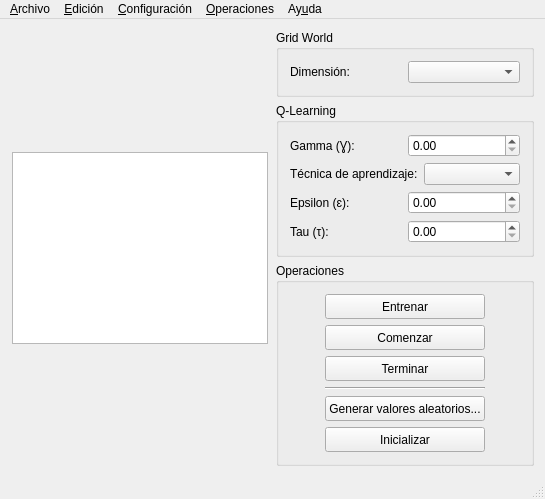
The window that gui/qt/IA2013TPIRLGUI/mainwindow.ui (ssebastianj/ia2013-tpi-rl) describes before a commit, drawn with Qt 5.
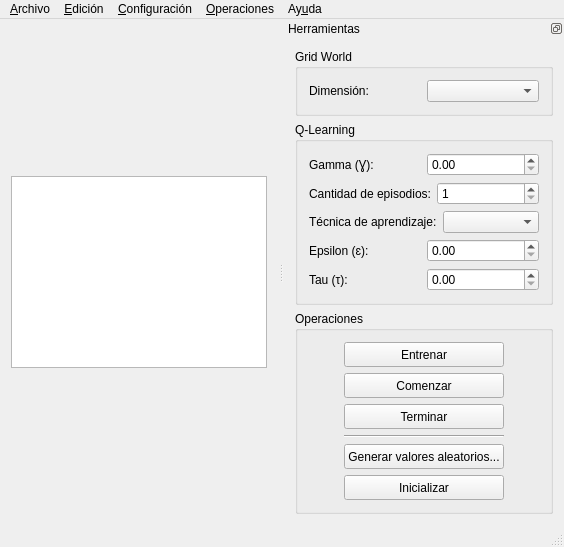
The same window after the commit.

Diff of the .ui file:
```diff
--- a/gui/qt/IA2013TPIRLGUI/mainwindow.ui
+++ b/gui/qt/IA2013TPIRLGUI/mainwindow.ui
@@ -7,273 +7,15 @@
    <rect>
     <x>0</x>
     <y>0</y>
-    <width>545</width>
-    <height>466</height>
+    <width>554</width>
+    <height>512</height>
    </rect>
   </property>
   <property name="windowTitle">
    <string>MainWindow</string>
   </property>
   <widget class="QWidget" name="centralWidget">
-   <layout class="QGridLayout" name="gridLayout_2">
-    <item row="0" column="3">
-     <layout class="QVBoxLayout" name="verticalLayout_3">
-      <item>
-       <widget class="QGroupBox" name="groupBox">
-        <property name="title">
-         <string>Grid World</string>
-        </property>
-        <layout class="QGridLayout" name="gridLayout">
-         <item row="0" column="0">
-          <layout class="QHBoxLayout" name="horizontalLayout">
-           <item>
-            <widget class="QLabel" name="label">
-             <property name="text">
-              <string>Dimensión:</string>
-             </property>
-             <property name="buddy">
-              <cstring>cbGWDimension</cstring>
-             </property>
-            </widget>
-           </item>
-           <item>
-            <widget class="QComboBox" name="cbGWDimension"/>
-           </item>
-          </layout>
-         </item>
-        </layout>
-       </widget>
-      </item>
-      <item>
-       <widget class="QGroupBox" name="groupBox_3">
-        <property name="title">
-         <string>Q-Learning</string>
-        </property>
-        <layout class="QVBoxLayout" name="verticalLayout">
-         <item>
-          <layout class="QHBoxLayout" name="grupoGamma">
-           <item>
-            <widget class="QLabel" name="lblGamma">
-             <property name="text">
-              <string>Gamma (Ɣ):</string>
-             </property>
-             <property name="buddy">
-              <cstring>sbQLGamma</cstring>
-             </property>
-            </widget>
-           </item>
-           <item>
-            <widget class="QDoubleSpinBox" name="sbQLGamma">
-             <property name="maximum">
-              <double>0.990000000000000</double>
-             </property>
-             <property name="singleStep">
-              <double>0.010000000000000</double>
-             </property>
-            </widget>
-           </item>
-          </layout>
-         </item>
-         <item>
-          <layout class="QHBoxLayout" name="grupoTecnica">
-           <item>
-            <widget class="QLabel" name="lblTecnica">
-             <property name="text">
-              <string>Técnica de aprendizaje:</string>
-             </property>
-             <property name="buddy">
-              <cstring>cbQLTecnicas</cstring>
-             </property>
-            </widget>
-           </item>
-           <item>
-            <widget class="QComboBox" name="cbQLTecnicas"/>
-           </item>
-          </layout>
-         </item>
-         <item>
-          <layout class="QHBoxLayout" name="grupoEpsilon">
-           <item>
-            <widget class="QLabel" name="lblEpsilon">
-             <property name="text">
-              <string>Epsilon (ɛ):</string>
-             </property>
-             <property name="buddy">
-              <cstring>sbQLEpsilon</cstring>
-             </property>
-            </widget>
-           </item>
-           <item>
-            <widget class="QDoubleSpinBox" name="sbQLEpsilon">
-             <property name="maximum">
-              <double>0.990000000000000</double>
-             </property>
-             <property name="singleStep">
-              <double>0.010000000000000</double>
-             </property>
-            </widget>
-           </item>
-          </layout>
-         </item>
-         <item>
-          <layout class="QHBoxLayout" name="grupoTau">
-           <item>
-            <widget class="QLabel" name="lblTau">
-             <property name="text">
-              <string>Tau (τ):</string>
-             </property>
-             <property name="buddy">
-              <cstring>sbQLTau</cstring>
-             </property>
-            </widget>
-           </item>
-           <item>
-            <widget class="QDoubleSpinBox" name="sbQLTau">
-             <property name="maximum">
-              <double>0.990000000000000</double>
-             </property>
-             <property name="singleStep">
-              <double>0.010000000000000</double>
-             </property>
-            </widget>
-           </item>
-          </layout>
-         </item>
-        </layout>
-       </widget>
-      </item>
-      <item>
-       <layout class="QVBoxLayout" name="verticalLayout_2">
-        <item>
-         <widget class="QGroupBox" name="groupBox_2">
-          <property name="title">
-           <string>Operaciones</string>
-          </property>
-          <layout class="QGridLayout" name="gridLayout_3">
-           <item row="6" column="1">
-            <widget class="QPushButton" name="btnGenValAleatorios">
-             <property name="minimumSize">
-              <size>
-               <width>0</width>
-               <height>25</height>
-              </size>
-             </property>
-             <property name="text">
-              <string>Generar valores aleatorios...</string>
-             </property>
-            </widget>
-           </item>
-           <item row="2" column="1">
-            <widget class="QPushButton" name="btnEntrenar">
-             <property name="minimumSize">
-              <size>
-               <width>0</width>
-               <height>25</height>
-              </size>
-             </property>
-             <property name="text">
-              <string>Entrenar</string>
-             </property>
-            </widget>
-           </item>
-           <item row="3" column="1">
-            <widget class="QPushButton" name="btnComenzarProceso">
-             <property name="minimumSize">
-              <size>
-               <width>0</width>
-               <height>25</height>
-              </size>
-             </property>
-             <property name="text">
-              <string>Comenzar</string>
-             </property>
-            </widget>
-           </item>
-           <item row="4" column="1">
-            <widget class="QPushButton" name="btnTerminarProceso">
-             <property name="minimumSize">
-              <size>
-               <width>0</width>
-               <height>25</height>
-              </size>
-             </property>
-             <property name="text">
-              <string>Terminar</string>
-             </property>
-            </widget>
-           </item>
-           <item row="3" column="0">
-            <spacer name="horizontalSpacer_3">
-             <property name="orientation">
-              <enum>Qt::Horizontal</enum>
-             </property>
-             <property name="sizeType">
-              <enum>QSizePolicy::Fixed</enum>
-             </property>
-             <property name="sizeHint" stdset="0">
-              <size>
-               <width>35</width>
-               <height>20</height>
-              </size>
-             </property>
-            </spacer>
-           </item>
-           <item row="5" column="1">
-            <widget class="Line" name="line">
-             <property name="orientation">
-              <enum>Qt::Horizontal</enum>
-             </property>
-            </widget>
-           </item>
-           <item row="7" column="1">
-            <widget class="QPushButton" name="btnInicializar">
-             <property name="minimumSize">
-              <size>
-               <width>0</width>
-               <height>25</height>
-              </size>
-             </property>
-             <property name="text">
-              <string>Inicializar</string>
-             </property>
-            </widget>
-           </item>
-           <item row="3" column="2">
-            <spacer name="horizontalSpacer_4">
-             <property name="orientation">
-              <enum>Qt::Horizontal</enum>
-             </property>
-             <property name="sizeType">
-              <enum>QSizePolicy::Fixed</enum>
-             </property>
-             <property name="sizeHint" stdset="0">
-              <size>
-               <width>35</width>
-               <height>20</height>
-              </size>
-             </property>
-            </spacer>
-           </item>
-          </layout>
-         </widget>
-        </item>
-       </layout>
-      </item>
-      <item>
-       <spacer name="verticalSpacer_2">
-        <property name="orientation">
-         <enum>Qt::Vertical</enum>
-        </property>
-        <property name="sizeHint" stdset="0">
-         <size>
-          <width>20</width>
-          <height>40</height>
-         </size>
-        </property>
-       </spacer>
-      </item>
-     </layout>
-    </item>
+   <layout class="QGridLayout" name="gridLayout_4">
     <item row="0" column="0">
      <spacer name="horizontalSpacer">
       <property name="orientation">
@@ -287,19 +29,6 @@
       </property>
      </spacer>
     </item>
-    <item row="0" column="2">
-     <spacer name="horizontalSpacer_2">
-      <property name="orientation">
-       <enum>Qt::Horizontal</enum>
-      </property>
-      <property name="sizeHint" stdset="0">
-       <size>
-        <width>40</width>
-        <height>20</height>
-       </size>
-      </property>
-     </spacer>
-    </item>
     <item row="0" column="1">
      <widget class="QTableWidget" name="tblGridWorld">
       <property name="sizePolicy">
@@ -337,6 +66,19 @@
       </property>
      </widget>
     </item>
+    <item row="0" column="2">
+     <spacer name="horizontalSpacer_2">
+      <property name="orientation">
+       <enum>Qt::Horizontal</enum>
+      </property>
+      <property name="sizeHint" stdset="0">
+       <size>
+        <width>40</width>
+        <height>20</height>
+       </size>
+      </property>
+     </spacer>
+    </item>
    </layout>
   </widget>
   <widget class="QMenuBar" name="menuBar">
@@ -344,7 +86,7 @@
     <rect>
      <x>0</x>
      <y>0</y>
-     <width>545</width>
+     <width>554</width>
      <height>21</height>
     </rect>
    </property>
@@ -404,6 +146,295 @@
    <addaction name="menuAyuda"/>
   </widget>
   <widget class="QStatusBar" name="statusBar"/>
+  <widget class="QDockWidget" name="dockWidget">
+   <property name="features">
+    <set>QDockWidget::DockWidgetFloatable|QDockWidget::DockWidgetMovable</set>
+   </property>
+   <property name="allowedAreas">
+    <set>Qt::LeftDockWidgetArea|Qt::RightDockWidgetArea</set>
+   </property>
+   <property name="windowTitle">
+    <string>Herramientas</string>
+   </property>
+   <attribute name="dockWidgetArea">
+    <number>2</number>
+   </attribute>
+   <widget class="QWidget" name="dockWidgetContents">
+    <layout class="QGridLayout" name="gridLayout_2">
+     <item row="0" column="0">
+      <widget class="QGroupBox" name="groupBox">
+       <property name="title">
+        <string>Grid World</string>
+       </property>
+       <layout class="QGridLayout" name="gridLayout">
+        <item row="0" column="0">
+         <layout class="QHBoxLayout" name="horizontalLayout">
+          <item>
+           <widget class="QLabel" name="label">
+            <property name="text">
+             <string>Dimensión:</string>
+            </property>
+            <property name="buddy">
+             <cstring>cbGWDimension</cstring>
+            </property>
+           </widget>
+          </item>
+          <item>
+           <widget class="QComboBox" name="cbGWDimension"/>
+          </item>
+         </layout>
+        </item>
+       </layout>
+      </widget>
+     </item>
+     <item row="2" column="0">
+      <widget class="QGroupBox" name="groupBox_2">
+       <property name="title">
+        <string>Operaciones</string>
+       </property>
+       <layout class="QGridLayout" name="gridLayout_3">
+        <item row="6" column="1">
+         <widget class="QPushButton" name="btnGenValAleatorios">
+          <property name="minimumSize">
+           <size>
+            <width>0</width>
+            <height>25</height>
+           </size>
+          </property>
+          <property name="text">
+           <string>Generar valores aleatorios...</string>
+          </property>
+         </widget>
+        </item>
+        <item row="2" column="1">
+         <widget class="QPushButton" name="btnEntrenar">
+          <property name="minimumSize">
+           <size>
+            <width>0</width>
+            <height>25</height>
+           </size>
+          </property>
+          <property name="text">
+           <string>Entrenar</string>
+          </property>
+         </widget>
+        </item>
+        <item row="3" column="1">
+         <widget class="QPushButton" name="btnComenzarProceso">
+          <property name="minimumSize">
+           <size>
+            <width>0</width>
+            <height>25</height>
+           </size>
+          </property>
+          <property name="text">
+           <string>Comenzar</string>
+          </property>
+         </widget>
+        </item>
+        <item row="4" column="1">
+         <widget class="QPushButton" name="btnTerminarProceso">
+          <property name="minimumSize">
+           <size>
+            <width>0</width>
+            <height>25</height>
+           </size>
+          </property>
+          <property name="text">
+           <string>Terminar</string>
+          </property>
+         </widget>
+        </item>
+        <item row="3" column="0">
+         <spacer name="horizontalSpacer_3">
+          <property name="orientation">
+           <enum>Qt::Horizontal</enum>
+          </property>
+          <property name="sizeType">
+           <enum>QSizePolicy::Fixed</enum>
+          </property>
+          <property name="sizeHint" stdset="0">
+           <size>
+            <width>35</width>
+            <height>20</height>
+           </size>
+          </property>
+         </spacer>
+        </item>
+        <item row="5" column="1">
+         <widget class="Line" name="line">
+          <property name="orientation">
+           <enum>Qt::Horizontal</enum>
+          </property>
+         </widget>
+        </item>
+        <item row="7" column="1">
+         <widget class="QPushButton" name="btnInicializar">
+          <property name="minimumSize">
+           <size>
+            <width>0</width>
+            <height>25</height>
+           </size>
+          </property>
+          <property name="text">
+           <string>Inicializar</string>
+          </property>
+         </widget>
+        </item>
+        <item row="3" column="2">
+         <spacer name="horizontalSpacer_4">
+          <property name="orientation">
+           <enum>Qt::Horizontal</enum>
+          </property>
+          <property name="sizeType">
+           <enum>QSizePolicy::Fixed</enum>
+          </property>
+          <property name="sizeHint" stdset="0">
+           <size>
+            <width>35</width>
+            <height>20</height>
+           </size>
+          </property>
+         </spacer>
+        </item>
+       </layout>
+      </widget>
+     </item>
+     <item row="1" column="0">
+      <widget class="QGroupBox" name="groupBox_3">
+       <property name="title">
+        <string>Q-Learning</string>
+       </property>
+       <layout class="QVBoxLayout" name="verticalLayout">
+        <item>
+         <layout class="QHBoxLayout" name="grupoGamma">
+          <item>
+           <widget class="QLabel" name="lblGamma">
+            <property name="text">
+             <string>Gamma (Ɣ):</string>
+            </property>
+            <property name="buddy">
+             <cstring>sbQLGamma</cstring>
+            </property>
+           </widget>
+          </item>
+          <item>
+           <widget class="QDoubleSpinBox" name="sbQLGamma">
+            <property name="maximum">
+             <double>0.990000000000000</double>
+            </property>
+            <property name="singleStep">
+             <double>0.010000000000000</double>
+            </property>
+           </widget>
+          </item>
+         </layout>
+        </item>
+        <item>
+         <layout class="QHBoxLayout" name="horizontalLayout_2">
+          <item>
+           <widget class="QLabel" name="label_2">
+            <property name="text">
+             <string>Cantidad de episodios:</string>
+            </property>
+           </widget>
+          </item>
+          <item>
+           <widget class="QSpinBox" name="sbCantidadEpisodios">
+            <property name="minimum">
+             <number>1</number>
+            </property>
+            <property name="maximum">
+             <number>10000</number>
+            </property>
+           </widget>
+          </item>
+         </layout>
+        </item>
+        <item>
+         <layout class="QHBoxLayout" name="grupoTecnica">
+          <item>
+           <widget class="QLabel" name="lblTecnica">
+            <property name="text">
+             <string>Técnica de aprendizaje:</string>
+            </property>
+            <property name="buddy">
+             <cstring>cbQLTecnicas</cstring>
+            </property>
+           </widget>
+          </item>
+          <item>
+           <widget class="QComboBox" name="cbQLTecnicas"/>
+          </item>
+         </layout>
+        </item>
+        <item>
+         <layout class="QHBoxLayout" name="grupoEpsilon">
+          <item>
+           <widget class="QLabel" name="lblEpsilon">
+            <property name="text">
+             <string>Epsilon (ɛ):</string>
+            </property>
+            <property name="buddy">
+             <cstring>sbQLEpsilon</cstring>
+            </property>
+           </widget>
+          </item>
+          <item>
+           <widget class="QDoubleSpinBox" name="sbQLEpsilon">
+            <property name="maximum">
+             <double>0.990000000000000</double>
+            </property>
+            <property name="singleStep">
+             <double>0.010000000000000</double>
+            </property>
+           </widget>
+          </item>
+         </layout>
+        </item>
+        <item>
+         <layout class="QHBoxLayout" name="grupoTau">
+          <item>
+           <widget class="QLabel" name="lblTau">
+            <property name="text">
+             <string>Tau (τ):</string>
+            </property>
+            <property name="buddy">
+             <cstring>sbQLTau</cstring>
+            </property>
+           </widget>
+          </item>
+          <item>
+           <widget class="QDoubleSpinBox" name="sbQLTau">
+            <property name="maximum">
+             <double>0.990000000000000</double>
+            </property>
+            <property name="singleStep">
+             <double>0.010000000000000</double>
+            </property>
+           </widget>
+          </item>
+         </layout>
+        </item>
+       </layout>
+      </widget>
+     </item>
+     <item row="3" column="0">
+      <spacer name="verticalSpacer">
+       <property name="orientation">
+        <enum>Qt::Vertical</enum>
+       </property>
+       <property name="sizeHint" stdset="0">
+        <size>
+         <width>20</width>
+         <height>40</height>
+        </size>
+       </property>
+      </spacer>
+     </item>
+    </layout>
+   </widget>
+  </widget>
   <action name="actionAppSalir">
    <property name="text">
     <string>Salir</string>
```
Left out of the diff: 1 changed line with no effect on the pictures.
